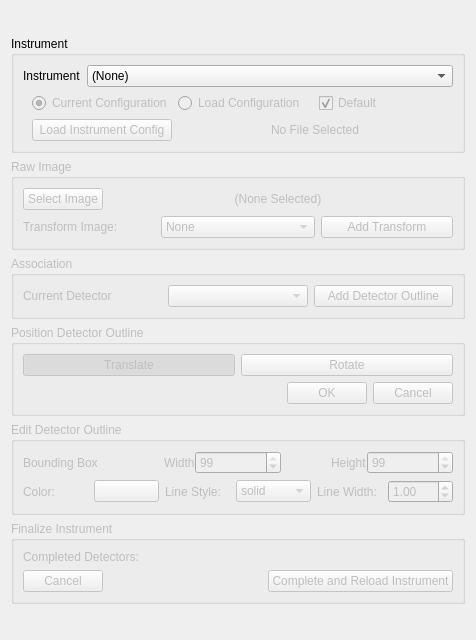
First picture: the form in hexrd/ui/resources/ui/import_data_panel.ui, repository HEXRD/hexrdgui, before the edit.
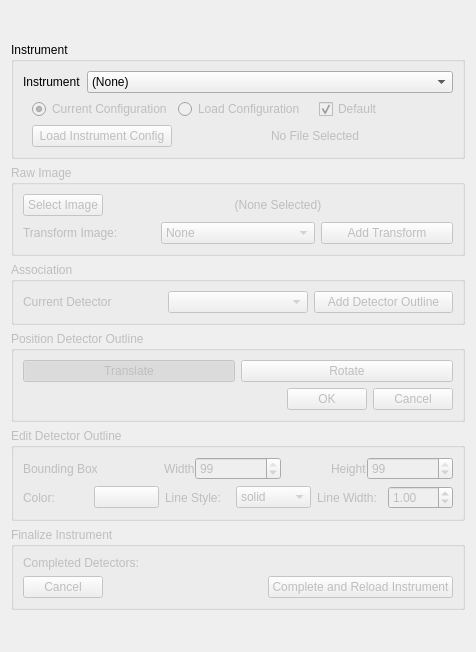
Second picture: the form after the edit.

Commit message: Make sure all config files are read in in same format

What changed in the file:
```diff
--- a/hexrd/ui/resources/ui/import_data_panel.ui
+++ b/hexrd/ui/resources/ui/import_data_panel.ui
@@ -7,7 +7,7 @@
     <x>0</x>
     <y>0</y>
     <width>476</width>
-    <height>640</height>
+    <height>652</height>
    </rect>
   </property>
   <property name="windowTitle">
```
Left out of the diff: 5 changed lines with no effect on the pictures. The commit also changes 1 other file.
